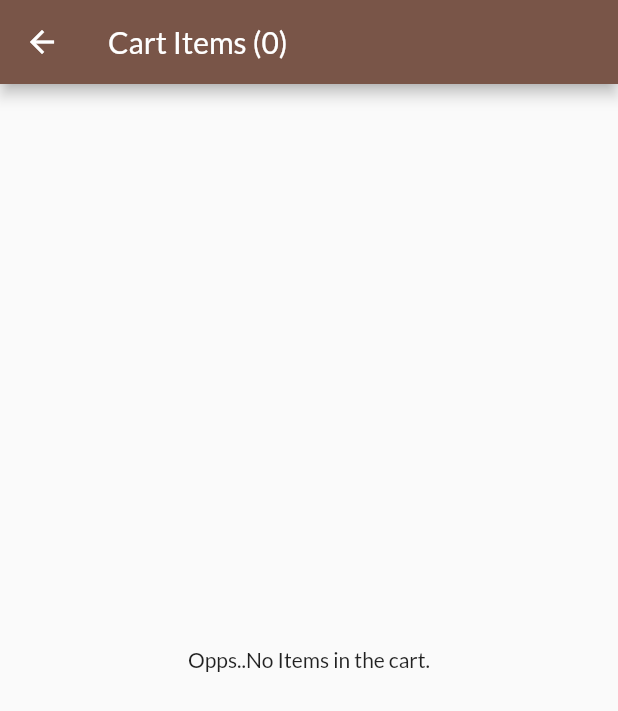
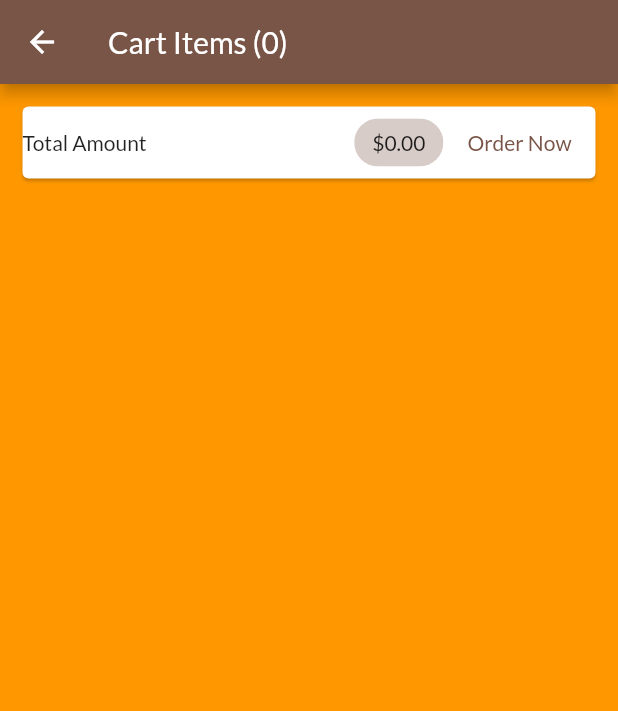
Before and after one commit to rizwanansari630/shop_app, a Flutter app: the CartScreen screen opened by its route, on a phone screen of 412 x 824 dp. Shown: the top 711 px of the screen. Run offline on Flutter 3.47's test engine with Material 2 defaults, Android fonts, the phone set to English and light mode, and no system bars; network calls fail.

Commit message:
feat : saving orders in  firebase

```diff
--- a/lib/providers/cart.dart
+++ b/lib/providers/cart.dart
@@ -92,4 +92,9 @@ class Cart with ChangeNotifier {
     }
     notifyListeners();
   }
+
+  void clearCart(){
+    _items.clear();
+    notifyListeners();
+  }
 }
--- a/lib/screens/cart_screen.dart
+++ b/lib/screens/cart_screen.dart
@@ -16,8 +16,7 @@ class CartScreen extends StatelessWidget {
     final order = Provider.of<Orders>(context);
     return Scaffold(
         appBar: buildAppBar('Cart Items (${cart.cartCount})', false),
-      body: cart.cartCount > 0
-          ? Container(
+        body: Container(
           color: Colors.orange,
           child: Column(
             children: [
@@ -30,18 +29,11 @@ class CartScreen extends StatelessWidget {
                     Spacer(),
                     Chip(
                       label: FittedBox(
-                        child: Text(
-                            '\$${cart.totalAmount.toStringAsFixed(2)}')),
-                    backgroundColor:
-                    Theme.of(context).primaryColorLight,
+                          child:
+                              Text('\$${cart.totalAmount.toStringAsFixed(2)}')),
+                      backgroundColor: Theme.of(context).primaryColorLight,
                     ),
-                  FlatButton(
-                    onPressed: () {
-                      order.addOrder(cart.items.values.toList(), cart.totalAmount);
-                      },
-                    child: Text('Order Now'),
-                    textColor: Theme.of(context).primaryColor,
-                  ),
+                    OrderButton(order: order, cart: cart),
                   ],
                 ),
               ),
@@ -64,24 +56,68 @@ class CartScreen extends StatelessWidget {
                       },
                       itemCount: cart.items.length,
                     ),
-                  Divider(
-                    color: Colors.grey,
-                    indent: 10,
-                    endIndent: 10,
-                    thickness: 1,
-                  ),
-                  Padding(
-                    padding: EdgeInsets.all(10),
-                    child: Text('Write instructions for size',
-                        textAlign: TextAlign.start),
-                  )
                   ],
                 ),
               ),
             ],
           ),
-      )
-          : Center(child: Text('Opps..No Items in the cart.')),
+        ));
+  }
+}
+
+class OrderButton extends StatefulWidget {
+  const OrderButton({
+    Key key,
+    @required this.order,
+    @required this.cart,
+  }) : super(key: key);
+
+  final Orders order;
+  final Cart cart;
+
+  @override
+  State<OrderButton> createState() => _OrderButtonState();
+}
+
+class _OrderButtonState extends State<OrderButton> {
+  bool _isLoading = false;
+
+  @override
+  Widget build(BuildContext context) {
+    return Row(
+      mainAxisAlignment: MainAxisAlignment.end,
+      children: [
+        FlatButton(
+          onPressed: widget.cart.totalAmount <= 0
+              ? null
+              : () async {
+                  setState(() {
+                    _isLoading = true;
+                  });
+                  try {
+                    await widget.order.addOrder(
+                        widget.cart.items.values.toList(),
+                        widget.cart.totalAmount);
+                    widget.cart.clearCart();
+                    setState(() {
+                      _isLoading = false;
+                    });
+                  } catch (error) {
+                    _isLoading = false;
+                  }
+                },
+          child: Text('Order Now'),
+          textColor: Theme.of(context).primaryColor,
+        ),
+        if(_isLoading ) Container(
+          padding: EdgeInsets.only(right: 12),
+          child: SizedBox(
+          child: CircularProgressIndicator(strokeWidth: 3),
+          height: 15.0,
+          width: 15.0,
+
+        ),),
+      ],
     );
   }
 }
```
Also changed, not shown: lib/providers/orders.dart (+35 -9 lines). Lines whose indentation alone changed are shown as unchanged.
